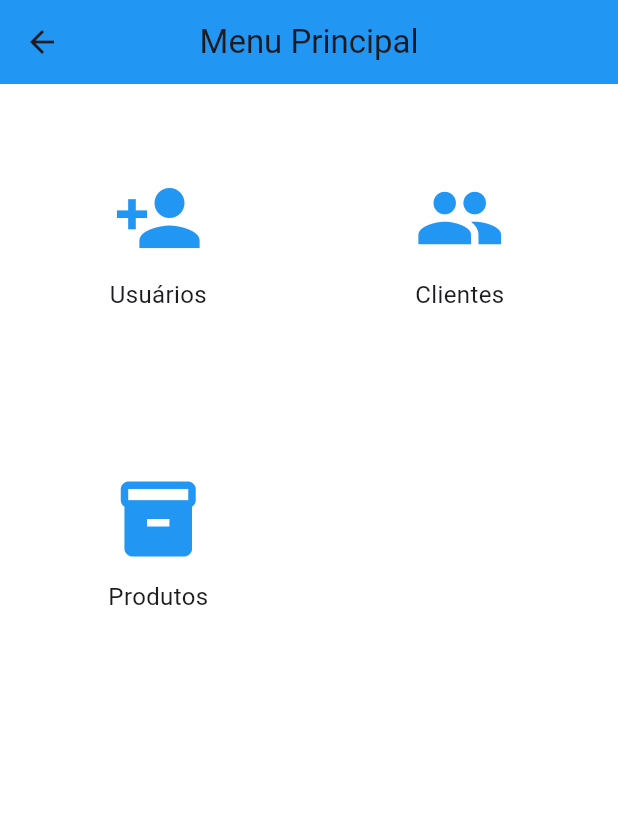
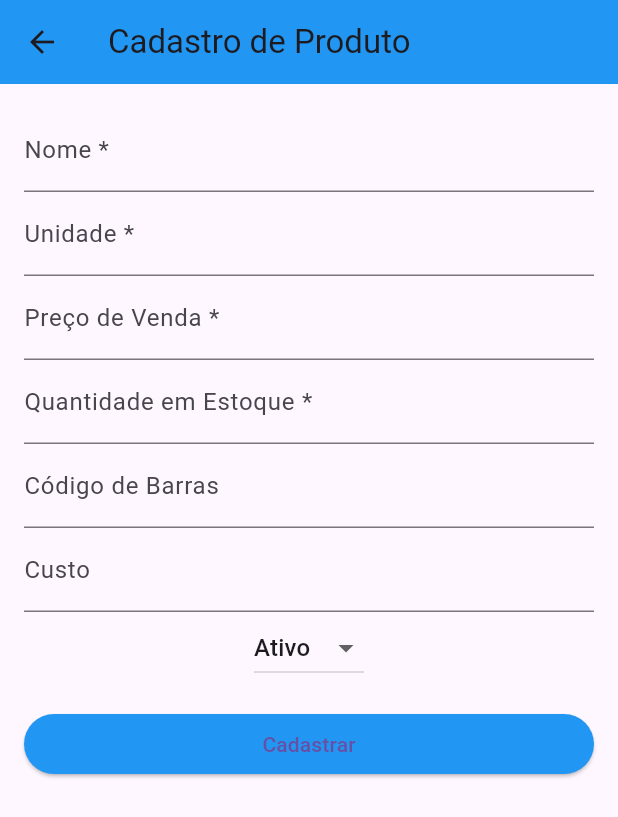
Before and after one commit to NataDias04/AppVendas, a Flutter app: the TelaHome screen opened by its route, after a tap on "Produtos", on a phone screen of 412 x 824 dp. Shown: the top 817 px of the screen. Run offline on Flutter 3.47's test engine with Material 3 defaults, Android fonts, the phone set to English and light mode, and no system bars.

Commit message:
feature-final/tela-cadastro-produto

```diff
--- a/lib/main.dart
+++ b/lib/main.dart
@@ -1,6 +1,7 @@
 import 'package:flutter/material.dart';
 import 'telas/login/tela_login.dart';
 import 'telas/home/tela_home.dart';
+import 'telas/produto/tela_produto.dart';
 
 void main() {
   runApp(const MyApp());
@@ -19,6 +20,7 @@ class MyApp extends StatelessWidget {
       routes: {
         '/': (context) => const TelaLogin(),
         '/home': (context) => const TelaHome(),
+        '/cadastroProduto': (context) => const TelaProduto(),
       },
     );
   }
--- a/lib/modelos/produto.dart
+++ b/lib/modelos/produto.dart
@@ -0,0 +1,47 @@
+class Produto {
+  int id;
+  String nome;
+  String unidade;
+  int qtdEstoque;
+  double precoVenda;
+  int status;
+  double custo;
+  String codigoBarras;
+
+  Produto({
+    required this.id,
+    required this.nome,
+    required this.unidade,
+    required this.qtdEstoque,
+    required this.precoVenda,
+    required this.status,
+    required this.custo,
+    required this.codigoBarras,
+  });
+
+  factory Produto.fromJson(Map<String, dynamic> json) {
+    return Produto(
+      id: json['id'],
+      nome: json['nome'],
+      unidade: json['unidade'],
+      qtdEstoque: json['qtdEstoque'],
+      precoVenda: json['precoVenda'],
+      status: json['status'],
+      custo: json['custo'],
+      codigoBarras: json['codigoBarras'],
+    );
+  }
+
+  Map<String, dynamic> toJson() {
+    return {
+      'id': id,
+      'nome': nome,
+      'unidade': unidade,
+      'qtdEstoque': qtdEstoque,
+      'precoVenda': precoVenda,
+      'status': status,
+      'custo': custo,
+      'codigoBarras': codigoBarras,
+    };
+  }
+}
--- a/lib/telas/home/tela_home.dart
+++ b/lib/telas/home/tela_home.dart
@@ -1,7 +1,7 @@
 import 'package:flutter/material.dart';
 
 class TelaHome extends StatelessWidget {
-  const TelaHome({super.key}); // Construtor constante adicionado aqui
+  const TelaHome({super.key});
 
   @override
   Widget build(BuildContext context) {
@@ -40,7 +40,7 @@ class TelaHome extends StatelessWidget {
               icon: Icons.inventory,
               label: 'Produtos',
               onTap: () {
-                // ação para produtos
+                Navigator.pushNamed(context, '/cadastroProduto');
               },
             ),
           ],
--- a/lib/telas/produto/produto_controller.dart
+++ b/lib/telas/produto/produto_controller.dart
@@ -0,0 +1,54 @@
+import 'dart:convert';
+import 'dart:io';
+import '../../modelos/produto.dart';
+import '../../utilitarios/persistencia_json.dart';
+
+class ProdutoController {
+  final String _nomeArquivo = 'produto.json';
+  List<Produto> produtos = [];
+
+  ProdutoController() {
+    carregarProdutos();
+  }
+
+  Future<void> carregarProdutos() async {
+    try {
+      final conteudo = await ArquivoHelper.lerArquivo(_nomeArquivo);
+      if (conteudo.isNotEmpty) {
+        final List<dynamic> jsonData = jsonDecode(conteudo);
+        produtos = jsonData.map((item) => Produto.fromJson(item)).toList();
+      }
+    } catch (e) {
+      print('Erro ao carregar produtos: $e');
+    }
+  }
+
+  Future<void> salvarProdutos() async {
+    try {
+      final jsonData = jsonEncode(produtos.map((p) => p.toJson()).toList());
+      await ArquivoHelper.salvarArquivo(_nomeArquivo, jsonData);
+    } catch (e) {
+      print('Erro ao salvar produtos: $e');
+    }
+  }
+
+  Future<void> adicionar(Produto produto) async {
+    produtos.add(produto);
+    await salvarProdutos();
+    final jsonSalvo = await ArquivoHelper.lerArquivo('produto.json');
+    print('JSON salvo:\n$jsonSalvo');
+  }
+
+  Future<void> atualizar(Produto produtoAtualizado) async {
+    final index = produtos.indexWhere((produto) => produto.id == produtoAtualizado.id);
+    if (index != -1) {
+      produtos[index] = produtoAtualizado;
+      await salvarProdutos();
+    }
+  }
+
+  Future<void> remover(int id) async {
+    produtos.removeWhere((produto) => produto.id == id);
+    await salvarProdutos();
+  }
+}
--- a/lib/telas/produto/tela_produto.dart
+++ b/lib/telas/produto/tela_produto.dart
@@ -0,0 +1,191 @@
+import 'package:flutter/material.dart';
+import '../../modelos/produto.dart';
+import 'produto_controller.dart';
+
+class TelaProduto extends StatefulWidget {
+  const TelaProduto({super.key});
+
+  @override
+  State<TelaProduto> createState() => _TelaProdutoState();
+}
+
+class _TelaProdutoState extends State<TelaProduto> {
+  final ProdutoController _controller = ProdutoController();
+  final TextEditingController _nomeController = TextEditingController();
+  final TextEditingController _unidadeController = TextEditingController();
+  final TextEditingController _precoVendaController = TextEditingController();
+  final TextEditingController _qtdEstoqueController = TextEditingController();
+  final TextEditingController _codigoBarrasController = TextEditingController();
+  final TextEditingController _custoController = TextEditingController();
+  int _statusSelecionado = 1;
+
+  Produto? _produtoEmEdicao;
+  bool _modoEdicao = false;
+
+  void _limparCampos() {
+    _nomeController.clear();
+    _unidadeController.clear();
+    _precoVendaController.clear();
+    _qtdEstoqueController.clear();
+    _codigoBarrasController.clear();
+    _custoController.clear();
+    _statusSelecionado = 1;
+    _produtoEmEdicao = null;
+    _modoEdicao = false;
+  }
+
+  void _salvarProduto() async {
+    if (_nomeController.text.isEmpty ||
+        _unidadeController.text.isEmpty ||
+        _precoVendaController.text.isEmpty ||
+        _qtdEstoqueController.text.isEmpty) {
+      ScaffoldMessenger.of(context).showSnackBar(
+        SnackBar(content: Text('Preencha todos os campos obrigatórios')),
+      );
+      return;
+    }
+    final unidadesPermitidas = ['un', 'cx', 'kg', 'lt', 'ml'];
+    if (!unidadesPermitidas.contains(_unidadeController.text.toLowerCase())) {
+      ScaffoldMessenger.of(context).showSnackBar(
+        SnackBar(content: Text('Unidade inválida! Use apenas: un, cx, kg, lt, ml')),
+      );
+      return;
+    }
+
+    final produto = Produto(
+      id: _produtoEmEdicao?.id ?? DateTime.now().millisecondsSinceEpoch,
+      nome: _nomeController.text,
+      unidade: _unidadeController.text,
+      precoVenda: double.tryParse(_precoVendaController.text) ?? 0.0,
+      qtdEstoque: int.tryParse(_qtdEstoqueController.text) ?? 0,
+      custo: double.tryParse(_custoController.text) ?? 0.0,
+      status: _statusSelecionado,
+      codigoBarras: _codigoBarrasController.text,
+    );
+
+    if (_modoEdicao) {
+      await _controller.atualizar(produto);
+    } else {
+      await _controller.adicionar(produto);
+    }
+
+    _limparCampos();
+    setState(() {});
+  }
+
+  @override
+  void initState() {
+    super.initState();
+    _controller.carregarProdutos().then((_) => setState(() {}));
+  }
+
+  @override
+  Widget build(BuildContext context) {
+    return Scaffold(
+      appBar: AppBar(
+        title: Text(_modoEdicao ? 'Editar Produto' : 'Cadastro de Produto'),
+        backgroundColor: Colors.blue,
+      ),
+      body: Padding(
+        padding: const EdgeInsets.all(16),
+        child: Column(
+          children: [
+            _campoTexto(_nomeController, 'Nome *'),
+            _campoTexto(_unidadeController, 'Unidade *'),
+            _campoTexto(_precoVendaController, 'Preço de Venda *', isNumber: true),
+            _campoTexto(_qtdEstoqueController, 'Quantidade em Estoque *', isNumber: true),
+            _campoTexto(_codigoBarrasController, 'Código de Barras'),
+            _campoTexto(_custoController, 'Custo', isNumber: true),
+            DropdownButton<int>(
+              value: _statusSelecionado,
+              items: const [
+                DropdownMenuItem(value: 1, child: Text('Ativo')),
+                DropdownMenuItem(value: 0, child: Text('Inativo')),
+              ],
+              onChanged: (valor) {
+                setState(() {
+                  _statusSelecionado = valor ?? 1;
+                });
+              },
+            ),
+            const SizedBox(height: 16),
+            Row(
+              children: [
+                Expanded(
+                  child: ElevatedButton(
+                    onPressed: _salvarProduto,
+                    style: ElevatedButton.styleFrom(
+                      backgroundColor: Colors.blue,
+                    ),
+                    child: Text(_modoEdicao ? 'Salvar Alterações' : 'Cadastrar'),
+                  ),
+                ),
+                if (_modoEdicao) const SizedBox(width: 10),
+                if (_modoEdicao)
+                  ElevatedButton(
+                    onPressed: () {
+                      _limparCampos();
+                      setState(() {});
+                    },
+                    style: ElevatedButton.styleFrom(backgroundColor: Colors.grey),
+                    child: Text('Cancelar'),
+                  ),
+              ],
+            ),
+            const SizedBox(height: 20),
+            Expanded(
+              child: ListView.builder(
+                itemCount: _controller.produtos.length,
+                itemBuilder: (context, index) {
+                  final produto = _controller.produtos[index];
+                  return Card(
+                    child: ListTile(
+                      title: Text(produto.nome),
+                      subtitle: Text('Preço: R\$${produto.precoVenda.toStringAsFixed(2)} | Estoque: ${produto.qtdEstoque}'),
+                      trailing: Row(
+                        mainAxisSize: MainAxisSize.min,
+                        children: [
+                          IconButton(
+                            icon: Icon(Icons.edit, color: Colors.blue),
+                            onPressed: () {
+                              setState(() {
+                                _produtoEmEdicao = produto;
+                                _modoEdicao = true;
+                                _nomeController.text = produto.nome;
+                                _unidadeController.text = produto.unidade;
+                                _precoVendaController.text = produto.precoVenda.toString();
+                                _qtdEstoqueController.text = produto.qtdEstoque.toString();
+                                _codigoBarrasController.text = produto.codigoBarras;
+                                _custoController.text = produto.custo.toString();
+                                _statusSelecionado = produto.status;
+                              });
+                            },
+                          ),
+                          IconButton(
+                            icon: Icon(Icons.delete, color: Colors.red),
+                            onPressed: () async {
+                              await _controller.remover(produto.id);
+                              setState(() {});
+                            },
+                          ),
+                        ],
+                      ),
+                    ),
+                  );
+                },
+              ),
+            ),
+          ],
+        ),
+      ),
+    );
+  }
+
+  Widget _campoTexto(TextEditingController controller, String label, {bool isNumber = false}) {
+    return TextField(
+      controller: controller,
+      decoration: InputDecoration(labelText: label),
+      keyboardType: isNumber ? TextInputType.number : TextInputType.text,
+    );
+  }
+}
```
